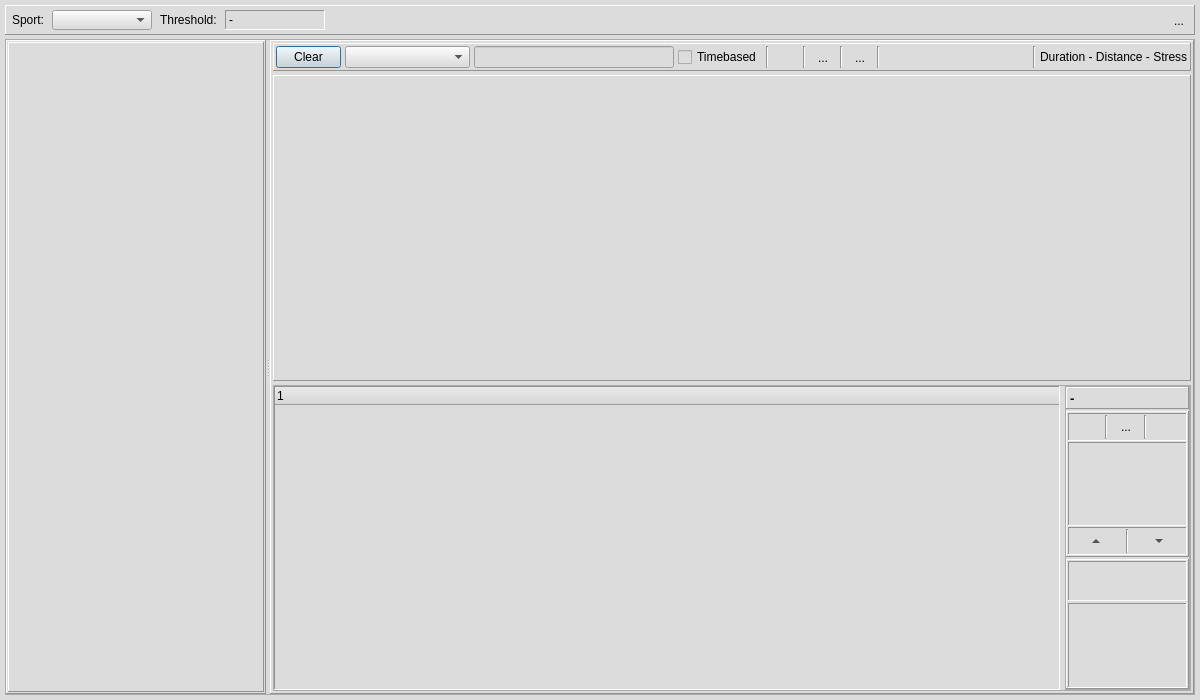
Above: dialog_workcreator.ui from Tria-Andy/WorkoutEditor before the change. Below: the same form after it.
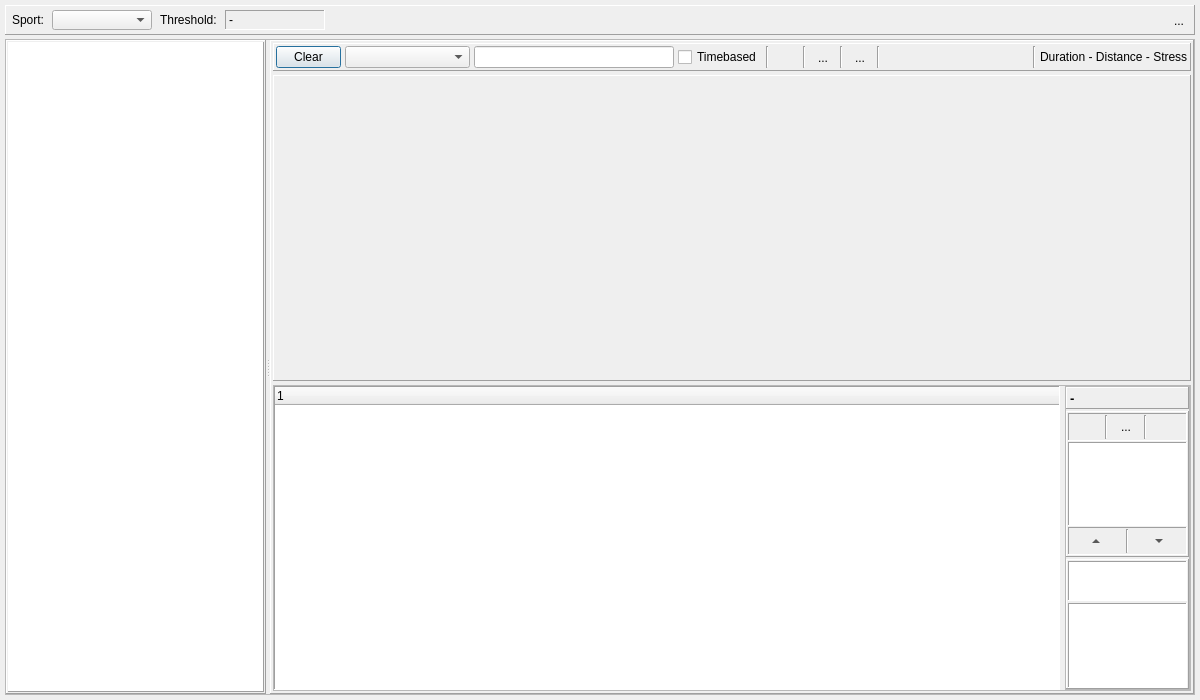
That is the form after the change. Icons and pictures are not drawn. Custom widgets are drawn as their Qt base class.

Commit message: Remove Stylesheet

What changed in the file:
```diff
--- a/dialog_workcreator.ui
+++ b/dialog_workcreator.ui
@@ -19,7 +19,7 @@
    <string>WorkoutCreator</string>
   </property>
   <property name="styleSheet">
-   <string notr="true">background-color: rgb(220, 220, 220)</string>
+   <string notr="true"/>
   </property>
   <layout class="QVBoxLayout" name="verticalLayout_7">
    <property name="spacing">
```
